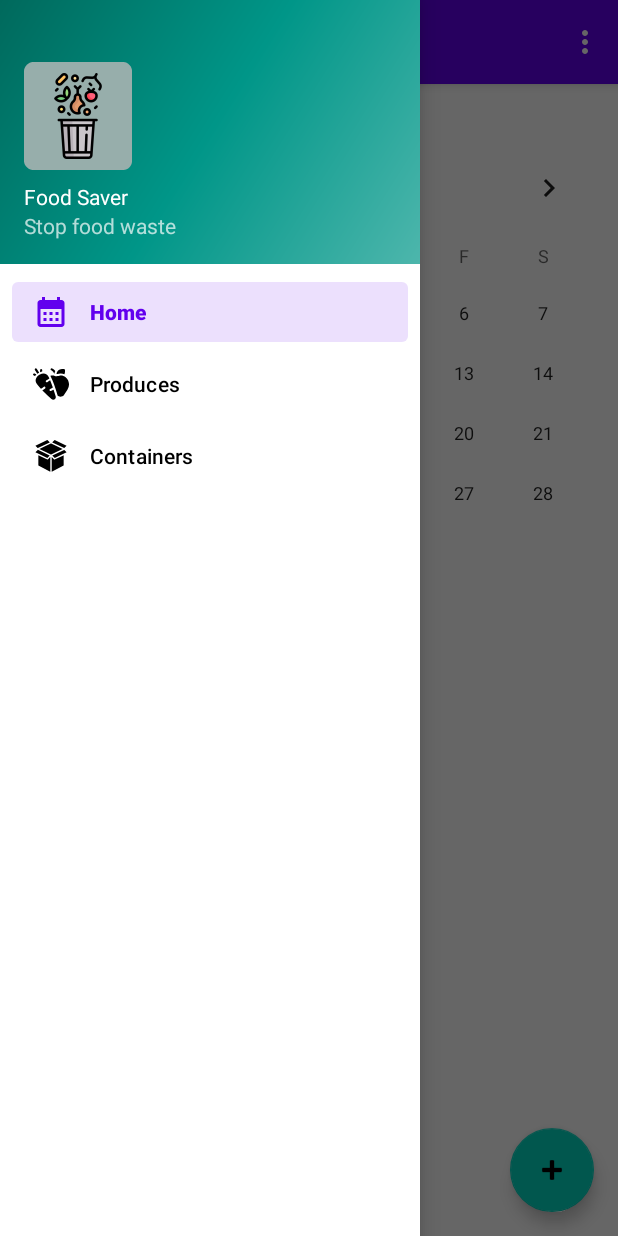
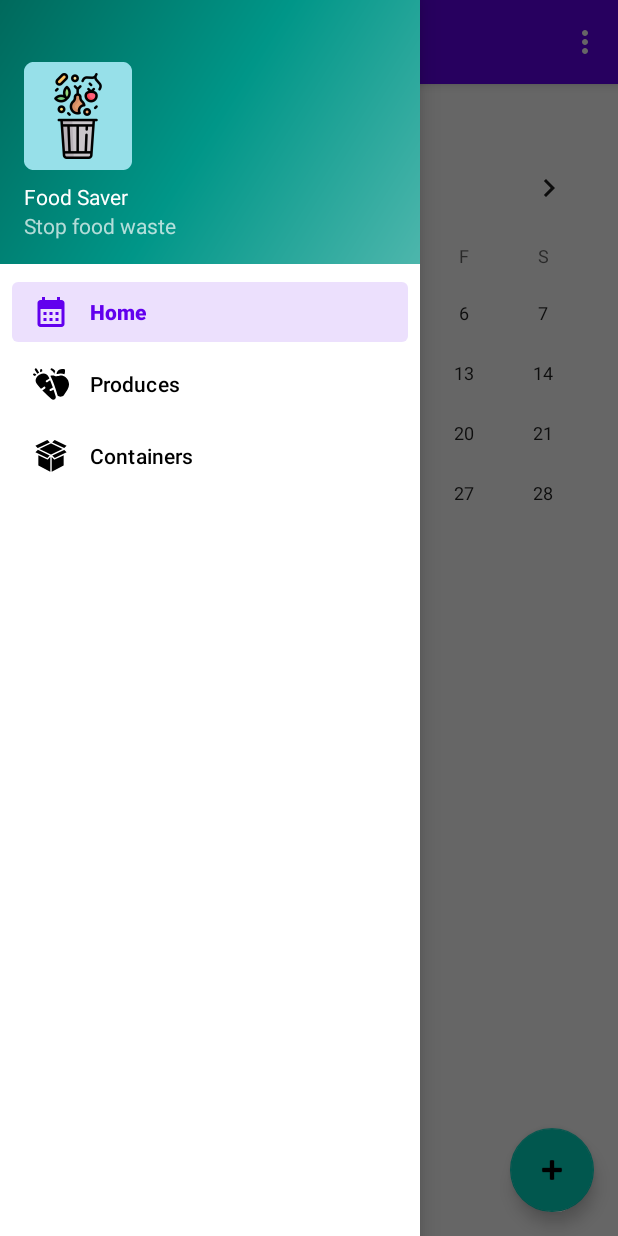
Before and after one commit to DogaruAlexandru/PDMPA, an Android app: the screen it shows after launch (MainActivity), with the side drawer open, on a phone screen of 412 x 824 dp. Run offline under Robolectric (Android 15) with nearby library versions, the phone set to English and light mode, and no system bars; our stand-ins replace navigation-ui.

Commit message:
Revert "Added some colors and changed background color of app icon"
This reverts commit 43ae242859ef667554947bebda650a3d8eb93611.

```diff
--- a/Client/app/src/main/res/drawable/ic_launcher_background.xml
+++ b/Client/app/src/main/res/drawable/ic_launcher_background.xml
@@ -5,6 +5,6 @@
     android:viewportHeight="108"
     android:viewportWidth="108"
     xmlns:android="http://schemas.android.com/apk/res/android">
-    <path android:fillColor="@color/ash_gray"
-        android:pathData="M0,0h108v108h-108z"/>
+    <path android:fillColor="#97E0E9"
+          android:pathData="M0,0h108v108h-108z"/>
 </vector>
```
Also changed, not shown: Client/app/src/main/res/values/colors.xml (+0 -17 lines), Client/app/src/main/ic_launcher-playstore.png, Client/app/src/main/res/mipmap-hdpi/ic_launcher.webp, Client/app/src/main/res/mipmap-hdpi/ic_launcher_round.webp, Client/app/src/main/res/mipmap-mdpi/ic_launcher.webp, Client/app/src/main/res/mipmap-mdpi/ic_launcher_round.webp, Client/app/src/main/res/mipmap-xhdpi/ic_launcher.webp, Client/app/src/main/res/mipmap-xhdpi/ic_launcher_round.webp, Client/app/src/main/res/mipmap-xxhdpi/ic_launcher.webp, Client/app/src/main/res/mipmap-xxhdpi/ic_launcher_round.webp, Client/app/src/main/res/mipmap-xxxhdpi/ic_launcher.webp, Client/app/src/main/res/mipmap-xxxhdpi/ic_launcher_round.webp.
